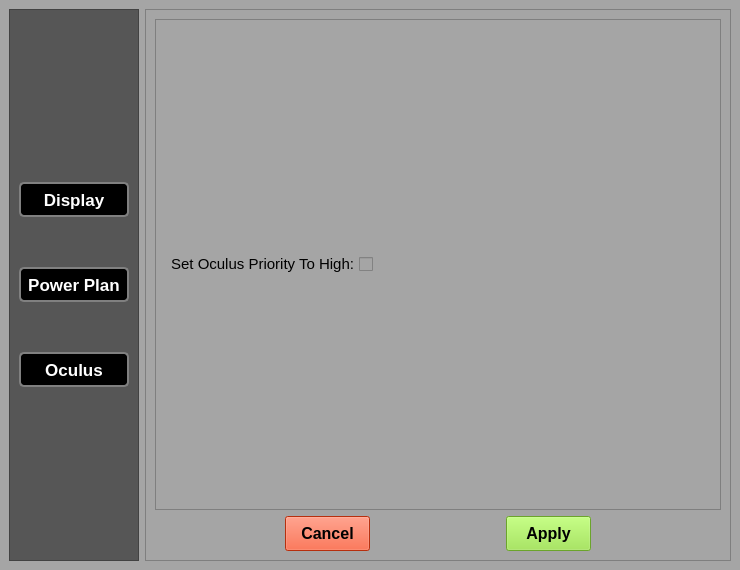
This is ui/settings/oculusSettings.ui in donnie58744/W.A.D.D.L.E as Qt 5 draws it before an edit. The edited form follows.
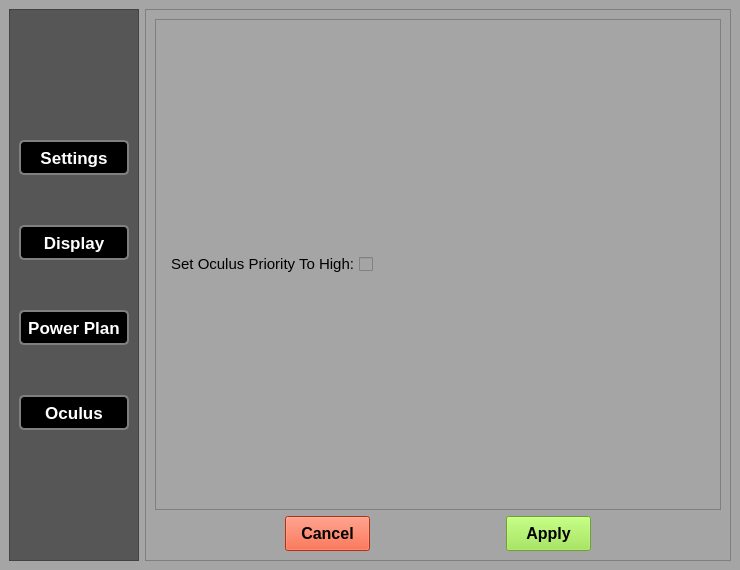
This is the edited form.

```diff
--- a/ui/settings/oculusSettings.ui
+++ b/ui/settings/oculusSettings.ui
@@ -30,146 +30,6 @@
   </property>
   <widget class="QWidget" name="centralwidget">
    <layout class="QGridLayout" name="gridLayout">
-    <item row="0" column="0" alignment="Qt::AlignLeft">
-     <widget class="QScrollArea" name="scrollArea">
-      <property name="sizePolicy">
-       <sizepolicy hsizetype="Preferred" vsizetype="Expanding">
-        <horstretch>0</horstretch>
-        <verstretch>0</verstretch>
-       </sizepolicy>
-      </property>
-      <property name="minimumSize">
-       <size>
-        <width>130</width>
-        <height>0</height>
-       </size>
-      </property>
-      <property name="styleSheet">
-       <string notr="true">background-color: rgb(86, 86, 86);</string>
-      </property>
-      <property name="widgetResizable">
-       <bool>true</bool>
-      </property>
-      <widget class="QWidget" name="scrollAreaWidgetContents">
-       <property name="geometry">
-        <rect>
-         <x>0</x>
-         <y>0</y>
-         <width>128</width>
-         <height>550</height>
-        </rect>
-       </property>
-       <layout class="QVBoxLayout" name="verticalLayout_2">
-        <item>
-         <layout class="QVBoxLayout" name="verticalLayout">
-          <property name="spacing">
-           <number>50</number>
-          </property>
-          <item>
-           <widget class="QPushButton" name="displayBtn">
-            <property name="sizePolicy">
-             <sizepolicy hsizetype="Expanding" vsizetype="Fixed">
-              <horstretch>0</horstretch>
-              <verstretch>0</verstretch>
-             </sizepolicy>
-            </property>
-            <property name="minimumSize">
-             <size>
-              <width>0</width>
-              <height>35</height>
-             </size>
-            </property>
-            <property name="font">
-             <font>
-              <pointsize>-1</pointsize>
-              <weight>99</weight>
-              <bold>true</bold>
-             </font>
-            </property>
-            <property name="cursor">
-             <cursorShape>PointingHandCursor</cursorShape>
-            </property>
-            <property name="styleSheet">
-             <string notr="true">background-color: rgb(0, 0, 0);
-color: rgb(255, 255, 255);
-font-size:17px;
-font-weight:800;
-border: 2px solid grey;
-border-radius: 5px;</string>
-            </property>
-            <property name="text">
-             <string>Display</string>
-            </property>
-           </widget>
-          </item>
-          <item>
-           <widget class="QPushButton" name="powerPlanBtn">
-            <property name="minimumSize">
-             <size>
-              <width>0</width>
-              <height>35</height>
-             </size>
-            </property>
-            <property name="font">
-             <font>
-              <pointsize>-1</pointsize>
-              <weight>99</weight>
-              <bold>true</bold>
-             </font>
-            </property>
-            <property name="cursor">
-             <cursorShape>PointingHandCursor</cursorShape>
-            </property>
-            <property name="styleSheet">
-             <string notr="true">background-color: rgb(0, 0, 0);
-color: rgb(255, 255, 255);
-font-size:17px;
-font-weight:800;
-border: 2px solid grey;
-border-radius: 5px;</string>
-            </property>
-            <property name="text">
-             <string>Power Plan</string>
-            </property>
-           </widget>
-          </item>
-          <item>
-           <widget class="QPushButton" name="oculusBtn">
-            <property name="minimumSize">
-             <size>
-              <width>0</width>
-              <height>35</height>
-             </size>
-            </property>
-            <property name="font">
-             <font>
-              <pointsize>-1</pointsize>
-              <weight>99</weight>
-              <bold>true</bold>
-             </font>
-            </property>
-            <property name="cursor">
-             <cursorShape>PointingHandCursor</cursorShape>
-            </property>
-            <property name="styleSheet">
-             <string notr="true">background-color: rgb(0, 0, 0);
-color: rgb(255, 255, 255);
-font-size:17px;
-font-weight:800;
-border: 2px solid grey;
-border-radius: 5px;</string>
-            </property>
-            <property name="text">
-             <string>Oculus</string>
-            </property>
-           </widget>
-          </item>
-         </layout>
-        </item>
-       </layout>
-      </widget>
-     </widget>
-    </item>
     <item row="0" column="1">
      <widget class="QFrame" name="frame">
       <property name="sizePolicy">
@@ -310,6 +170,170 @@
       </layout>
      </widget>
     </item>
+    <item row="0" column="0">
+     <widget class="QScrollArea" name="scrollArea">
+      <property name="sizePolicy">
+       <sizepolicy hsizetype="Preferred" vsizetype="Expanding">
+        <horstretch>0</horstretch>
+        <verstretch>0</verstretch>
+       </sizepolicy>
+      </property>
+      <property name="minimumSize">
+       <size>
+        <width>130</width>
+        <height>0</height>
+       </size>
+      </property>
+      <property name="styleSheet">
+       <string notr="true">background-color: rgb(86, 86, 86);</string>
+      </property>
+      <property name="widgetResizable">
+       <bool>true</bool>
+      </property>
+      <widget class="QWidget" name="scrollAreaWidgetContents">
+       <property name="geometry">
+        <rect>
+         <x>0</x>
+         <y>0</y>
+         <width>128</width>
+         <height>550</height>
+        </rect>
+       </property>
+       <layout class="QVBoxLayout" name="verticalLayout_2">
+        <item>
+         <layout class="QVBoxLayout" name="verticalLayout">
+          <property name="spacing">
+           <number>50</number>
+          </property>
+          <item>
+           <widget class="QPushButton" name="settingsBtn">
+            <property name="minimumSize">
+             <size>
+              <width>0</width>
+              <height>35</height>
+             </size>
+            </property>
+            <property name="cursor">
+             <cursorShape>PointingHandCursor</cursorShape>
+            </property>
+            <property name="styleSheet">
+             <string notr="true">background-color: rgb(0, 0, 0);
+color: rgb(255, 255, 255);
+font-size:17px;
+font-weight:800;
+border: 2px solid grey;
+border-radius: 5px;</string>
+            </property>
+            <property name="text">
+             <string>Settings</string>
+            </property>
+           </widget>
+          </item>
+          <item>
+           <widget class="QPushButton" name="displayBtn">
+            <property name="sizePolicy">
+             <sizepolicy hsizetype="Expanding" vsizetype="Fixed">
+              <horstretch>0</horstretch>
+              <verstretch>0</verstretch>
+             </sizepolicy>
+            </property>
+            <property name="minimumSize">
+             <size>
+              <width>0</width>
+              <height>35</height>
+             </size>
+            </property>
+            <property name="font">
+             <font>
+              <pointsize>-1</pointsize>
+              <weight>99</weight>
+              <bold>true</bold>
+             </font>
+            </property>
+            <property name="cursor">
+             <cursorShape>PointingHandCursor</cursorShape>
+            </property>
+            <property name="styleSheet">
+             <string notr="true">background-color: rgb(0, 0, 0);
+color: rgb(255, 255, 255);
+font-size:17px;
+font-weight:800;
+border: 2px solid grey;
+border-radius: 5px;</string>
+            </property>
+            <property name="text">
+             <string>Display</string>
+            </property>
+           </widget>
+          </item>
+          <item>
+           <widget class="QPushButton" name="powerPlanBtn">
+            <property name="minimumSize">
+             <size>
+              <width>0</width>
+              <height>35</height>
+             </size>
+            </property>
+            <property name="font">
+             <font>
+              <pointsize>-1</pointsize>
+              <weight>99</weight>
+              <bold>true</bold>
+             </font>
+            </property>
+            <property name="cursor">
+             <cursorShape>PointingHandCursor</cursorShape>
+            </property>
+            <property name="styleSheet">
+             <string notr="true">background-color: rgb(0, 0, 0);
+color: rgb(255, 255, 255);
+font-size:17px;
+font-weight:800;
+border: 2px solid grey;
+border-radius: 5px;</string>
+            </property>
+            <property name="text">
+             <string>Power Plan</string>
+            </property>
+           </widget>
+          </item>
+          <item>
+           <widget class="QPushButton" name="oculusBtn">
+            <property name="minimumSize">
+             <size>
+              <width>0</width>
+              <height>35</height>
+             </size>
+            </property>
+            <property name="font">
+             <font>
+              <pointsize>-1</pointsize>
+              <weight>99</weight>
+              <bold>true</bold>
+             </font>
+            </property>
+            <property name="cursor">
+             <cursorShape>PointingHandCursor</cursorShape>
+            </property>
+            <property name="styleSheet">
+             <string notr="true">background-color: rgb(0, 0, 0);
+color: rgb(255, 255, 255);
+font-size:17px;
+font-weight:800;
+border: 2px solid grey;
+border-radius: 5px;</string>
+            </property>
+            <property name="text">
+             <string>Oculus</string>
+            </property>
+           </widget>
+          </item>
+         </layout>
+        </item>
+       </layout>
+      </widget>
+     </widget>
+    </item>
    </layout>
   </widget>
  </widget>
```
